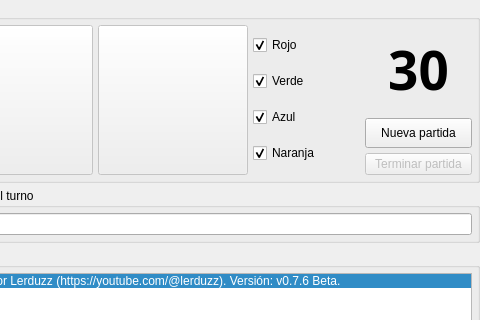
Qt form parchis.ui (Lerduzz/Lerchis) before a commit; both pictures show x 770 to 1250 and y 0 to 320 of the 1250 by 700 pixel window.
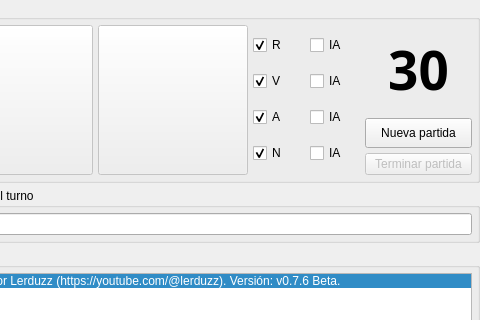
The same form after that commit. Icons and pictures are not drawn.

Commit message: Modificada la interfaz para agregar la opcion IA.

Diff of the .ui file:
```diff
--- a/parchis.ui
+++ b/parchis.ui
@@ -498,7 +498,7 @@
           </item>
           <item>
            <widget class="QWidget" name="cajaPartida" native="true">
-            <layout class="QVBoxLayout" name="layoutColores">
+            <layout class="QGridLayout" name="layoutPartida">
              <property name="leftMargin">
               <number>0</number>
              </property>
@@ -511,10 +511,24 @@
              <property name="bottomMargin">
               <number>0</number>
              </property>
-             <item>
+             <item row="3" column="0">
+              <widget class="QCheckBox" name="checkPlayer3">
+               <property name="text">
+                <string>N</string>
+               </property>
+               <property name="icon">
+                <iconset resource="parchis.qrc">
+                 <normaloff>:/fichas/ficha3.png</normaloff>:/fichas/ficha3.png</iconset>
+               </property>
+               <property name="checked">
+                <bool>true</bool>
+               </property>
+              </widget>
+             </item>
+             <item row="0" column="0">
               <widget class="QCheckBox" name="checkPlayer0">
                <property name="text">
-                <string>Rojo</string>
+                <string>R</string>
                </property>
                <property name="icon">
                 <iconset resource="parchis.qrc">
@@ -525,10 +539,10 @@
                </property>
               </widget>
              </item>
-             <item>
+             <item row="1" column="0">
               <widget class="QCheckBox" name="checkPlayer1">
                <property name="text">
-                <string>Verde</string>
+                <string>V</string>
                </property>
                <property name="icon">
                 <iconset resource="parchis.qrc">
@@ -539,10 +553,10 @@
                </property>
               </widget>
              </item>
-             <item>
+             <item row="2" column="0">
               <widget class="QCheckBox" name="checkPlayer2">
                <property name="text">
-                <string>Azul</string>
+                <string>A</string>
                </property>
                <property name="icon">
                 <iconset resource="parchis.qrc">
@@ -553,17 +567,31 @@
                </property>
               </widget>
              </item>
-             <item>
-              <widget class="QCheckBox" name="checkPlayer3">
+             <item row="0" column="1">
+              <widget class="QCheckBox" name="checkIA0">
                <property name="text">
-                <string>Naranja</string>
+                <string>IA</string>
                </property>
-               <property name="icon">
-                <iconset resource="parchis.qrc">
-                 <normaloff>:/fichas/ficha3.png</normaloff>:/fichas/ficha3.png</iconset>
+              </widget>
+             </item>
+             <item row="1" column="1">
+              <widget class="QCheckBox" name="checkIA1">
+               <property name="text">
+                <string>IA</string>
                </property>
-               <property name="checked">
-                <bool>true</bool>
+              </widget>
+             </item>
+             <item row="2" column="1">
+              <widget class="QCheckBox" name="checkIA2">
+               <property name="text">
+                <string>IA</string>
+               </property>
+              </widget>
+             </item>
+             <item row="3" column="1">
+              <widget class="QCheckBox" name="checkIA3">
+               <property name="text">
+                <string>IA</string>
                </property>
               </widget>
              </item>
```
The commit also changes 1 other file.
